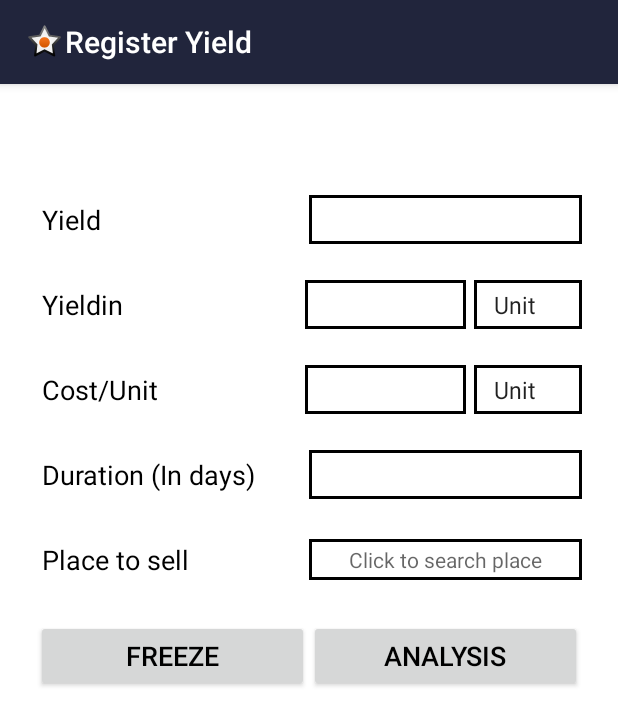
After one commit to shyam1234/AgWarriors, an Android app: the RegYieldActivity screen opened directly, with no data from a screen before it, on a phone screen of 412 x 824 dp. The commit adds this screen. Shown: the top 725 px of the screen. Run offline under Robolectric (Android 15) with nearby library versions, the phone set to English and light mode, and no system bars; 1 statement that could not run was skipped.

Commit message:
Added Autocomplete place map api

```diff
--- a/app/build.gradle
+++ b/app/build.gradle
@@ -26,4 +26,5 @@ dependencies {
     androidTestImplementation 'androidx.test:runner:1.1.0-alpha4'
     androidTestImplementation 'androidx.test.espresso:espresso-core:3.1.0-alpha4'
     implementation 'com.android.support:recyclerview-v7:28.0.0'
+    implementation 'com.google.android.libraries.places:places:1.0.0'
 }
--- a/app/src/main/java/com/aiml/agwarriors/IActivity.java
+++ b/app/src/main/java/com/aiml/agwarriors/IActivity.java
@@ -4,9 +4,14 @@ import android.os.Bundle;
 
 public interface IActivity {
     void onCreate(Bundle bundle);
+
     void init();
+
     void initView();
+
     void onStart();
+
     void onStop();
+
     void onDestroy();
 }
--- a/app/src/main/java/com/aiml/agwarriors/view/BaseActivity.java
+++ b/app/src/main/java/com/aiml/agwarriors/view/BaseActivity.java
@@ -6,11 +6,15 @@ import android.content.Intent;
 import androidx.appcompat.app.AppCompatActivity;
 
 public class BaseActivity extends AppCompatActivity {
-    public void navigateTo(Context pContext, Class pClass){
-        startActivity(new Intent(pContext,pClass));
+    public void navigateTo(Context pContext, Class pClass) {
+        startActivity(new Intent(pContext, pClass));
     }
 
-    public void finished() {
-        finish();
+    public void navigateTo(Context pContext, Class pClass, boolean isPreviousActivityExit) {
+        startActivity(new Intent(pContext, pClass));
+        if (isPreviousActivityExit) {
+            finish();
+        }
     }
+
 }
--- a/app/src/main/java/com/aiml/agwarriors/view/LoginActivity.java
+++ b/app/src/main/java/com/aiml/agwarriors/view/LoginActivity.java
@@ -33,11 +33,11 @@ public class LoginActivity extends BaseActivity implements IActivity, View.OnCli
 
     @Override
     public void initView() {
-        mEdititext_login_username = (EditText) findViewById(R.id.edititext_login_username);
-        mEdititext_login_password = (EditText) findViewById(R.id.edititext_login_password);
-        mButton_login_log_in = (Button) findViewById(R.id.button_login_log_in);
-        mTextview_login_forgot = (TextView) findViewById(R.id.textview_login_forgot);
-        mTextview_login_signup = (TextView) findViewById(R.id.textview_login_signup);
+        mEdititext_login_username = findViewById(R.id.edititext_login_username);
+        mEdititext_login_password = findViewById(R.id.edititext_login_password);
+        mButton_login_log_in = findViewById(R.id.button_login_log_in);
+        mTextview_login_forgot = findViewById(R.id.textview_login_forgot);
+        mTextview_login_signup = findViewById(R.id.textview_login_signup);
 
         mButton_login_log_in.setOnClickListener(this);
         mTextview_login_forgot.setOnClickListener(this);
@@ -64,8 +64,7 @@ public class LoginActivity extends BaseActivity implements IActivity, View.OnCli
         switch (view.getId()) {
             case R.id.button_login_log_in:
                 Toast.makeText(LoginActivity.this, "You have successfully login", Toast.LENGTH_LONG).show();
-                navigateTo(LoginActivity.this, MainActivity.class);
-                finished();
+                navigateTo(LoginActivity.this, MainActivity.class, true);
                 break;
             case R.id.textview_login_forgot:
                 break;
--- a/app/src/main/java/com/aiml/agwarriors/view/MainActivity.java
+++ b/app/src/main/java/com/aiml/agwarriors/view/MainActivity.java
@@ -17,6 +17,11 @@ import androidx.recyclerview.widget.RecyclerView;
 
 public class MainActivity extends BaseActivity implements IActivity {
 
+    private final int YIELD = 0;
+    private final int HISTORY = 1;
+    private final int GENERAL_INFO = 2;
+    private final int ANALYTICS = 3;
+
     private RecyclerView recyclerView;
     private RecyclerView.Adapter mAdapter;
     private RecyclerView.LayoutManager layoutManager;
@@ -26,7 +31,6 @@ public class MainActivity extends BaseActivity implements IActivity {
     public void onCreate(Bundle bundle) {
         super.onCreate(bundle);
         setContentView(R.layout.activity_main);
-        getSupportActionBar().setTitle("Dashboard");
         init();
         initView();
     }
@@ -47,11 +51,18 @@ public class MainActivity extends BaseActivity implements IActivity {
 
     @Override
     public void initView() {
+        initHeader();
         initRecyclerView();
     }
 
+    private void initHeader() {
+        getSupportActionBar().setTitle("Dashboard");
+        getSupportActionBar().setDisplayShowHomeEnabled(true);
+        getSupportActionBar().setIcon(android.R.drawable.star_on);
+    }
+
     private void initRecyclerView() {
-        recyclerView = (RecyclerView) findViewById(R.id.recyclerview_main_holder);
+        recyclerView = findViewById(R.id.recyclerview_main_holder);
         // use this setting to improve performance if you know that changes
         // in content do not change the layout size of the RecyclerView
         recyclerView.setHasFixedSize(true);
@@ -64,9 +75,20 @@ public class MainActivity extends BaseActivity implements IActivity {
                 recyclerView, new RecyclerTouchListener.ClickListener() {
             @Override
             public void onClick(View view, final int position) {
-                //Values are passing to activity & to fragment as well
-                Toast.makeText(MainActivity.this, "Single Click on position        :" + position,
-                        Toast.LENGTH_SHORT).show();
+                switch (position) {
+                    case YIELD:
+                        navigateTo(MainActivity.this, RegYieldActivity.class, false);
+                        break;
+                    case GENERAL_INFO:
+                        Toast.makeText(MainActivity.this, "Coming Soon", Toast.LENGTH_SHORT).show();
+                        break;
+                    case HISTORY:
+                        Toast.makeText(MainActivity.this, "Coming Soon", Toast.LENGTH_SHORT).show();
+                        break;
+                    case ANALYTICS:
+                        Toast.makeText(MainActivity.this, "Coming Soon", Toast.LENGTH_SHORT).show();
+                        break;
+                }
             }
 
             @Override
--- /dev/null
+++ b/app/src/main/java/com/aiml/agwarriors/view/RegYieldActivity.java
@@ -0,0 +1,101 @@
+package com.aiml.agwarriors.view;
+
+import android.content.Intent;
+import android.os.Bundle;
+import android.util.Log;
+import android.view.View;
+import android.widget.TextView;
+
+import com.aiml.agwarriors.IActivity;
+import com.aiml.agwarriors.R;
+import com.google.android.gms.common.api.Status;
+import com.google.android.libraries.places.api.Places;
+import com.google.android.libraries.places.api.model.Place;
+import com.google.android.libraries.places.widget.Autocomplete;
+import com.google.android.libraries.places.widget.AutocompleteActivity;
+import com.google.android.libraries.places.widget.model.AutocompleteActivityMode;
+
+import java.util.Arrays;
+import java.util.List;
+
+public class RegYieldActivity extends BaseActivity implements IActivity, View.OnClickListener {
+    private int AUTOCOMPLETE_REQUEST_CODE = 1;
+    private TextView mTextview_regyield_place_to_sell_value;
+    private List<Place.Field> fields = Arrays.asList(Place.Field.ID, Place.Field.NAME);
+
+    @Override
+    public void onCreate(Bundle bundle) {
+        super.onCreate(bundle);
+        setContentView(R.layout.activity_regyield);
+        init();
+        initView();
+    }
+
+    @Override
+    public void init() {
+        initHeader();
+        if (!Places.isInitialized()) {
+            Places.initialize(getApplicationContext(), "AIzaSyDgNfUmVAi0PTVWEpqIGrMBoP-RGFWNjcA");
+        }
+    }
+
+    private void initHeader() {
+        getSupportActionBar().setTitle("Register Yield");
+        getSupportActionBar().setDisplayShowHomeEnabled(true);
+        getSupportActionBar().setIcon(android.R.drawable.star_on);
+    }
+
+    @Override
+    public void initView() {
+        mTextview_regyield_place_to_sell_value = findViewById(R.id.textview_regyield_place_to_sell_value);
+        mTextview_regyield_place_to_sell_value.setOnClickListener(this);
+    }
+
+    @Override
+    public void onStart() {
+        super.onStart();
+    }
+
+    @Override
+    public void onStop() {
+        super.onStop();
+    }
+
+    @Override
+    public void onDestroy() {
+        super.onDestroy();
+    }
+
+
+    @Override
+    public void onClick(View view) {
+        switch (view.getId()) {
+            case R.id.textview_regyield_place_to_sell_value:
+                Intent intent = new Autocomplete.IntentBuilder(
+                        AutocompleteActivityMode.FULLSCREEN, fields)
+                        .build(this);
+
+                startActivityForResult(intent, AUTOCOMPLETE_REQUEST_CODE);
+                break;
+        }
+    }
+
+    //Rate limit is 100 requests per second (QPS).
+    @Override
+    protected void onActivityResult(int requestCode, int resultCode, Intent data) {
+        if (requestCode == AUTOCOMPLETE_REQUEST_CODE) {
+            if (resultCode == RESULT_OK) {
+                Place place = Autocomplete.getPlaceFromIntent(data);
+                Log.i("map", "Place: " + place.getName() + ", " + place.getId());
+                mTextview_regyield_place_to_sell_value.setText(place.getName());
+            } else if (resultCode == AutocompleteActivity.RESULT_ERROR) {
+                // TODO: Handle the error.
+                Status status = Autocomplete.getStatusFromIntent(data);
+                Log.i("map", status.getStatusMessage());
+            } else if (resultCode == RESULT_CANCELED) {
+                // The user canceled the operation.
+            }
+        }
+    }
+
+}
--- a/app/src/main/java/com/aiml/agwarriors/view/SignupActivity.java
+++ b/app/src/main/java/com/aiml/agwarriors/view/SignupActivity.java
@@ -16,6 +16,8 @@ public class SignupActivity extends BaseActivity implements IActivity, View.OnCl
     public void onCreate(Bundle bundle) {
         super.onCreate(bundle);
         setContentView(R.layout.activity_signup);
+        init();
+        initView();
     }
 
     @Override
@@ -25,7 +27,7 @@ public class SignupActivity extends BaseActivity implements IActivity, View.OnCl
 
     @Override
     public void initView() {
-        mButton_signup_sign_up = (Button) findViewById(R.id.button_signup_sign_up);
+        mButton_signup_sign_up = findViewById(R.id.button_signup_sign_up);
         mButton_signup_sign_up.setOnClickListener(this);
     }
 
--- a/app/src/main/java/com/aiml/agwarriors/view/SplashActivity.java
+++ b/app/src/main/java/com/aiml/agwarriors/view/SplashActivity.java
@@ -27,7 +27,7 @@ public class SplashActivity extends BaseActivity implements IActivity {
         mRunnable = new Runnable() {
             @Override
             public void run() {
-                navigateTo(SplashActivity.this, LoginActivity.class);
+                navigateTo(SplashActivity.this, LoginActivity.class, true);
             }
         };
         mHandler.postDelayed(mRunnable, DELAY_IN_MISEC);
@@ -48,7 +48,6 @@ public class SplashActivity extends BaseActivity implements IActivity {
     public void onStop() {
         super.onStop();
         mHandler.removeCallbacks(mRunnable);
-        finished();
     }
 
     @Override
--- a/app/src/main/res/drawable/border_rect.xml
+++ b/app/src/main/res/drawable/border_rect.xml
@@ -1,11 +1,8 @@
 <?xml version="1.0" encoding="utf-8"?>
 <selector xmlns:android="http://schemas.android.com/apk/res/android">
-    <!-- Background Color -->
-    <solid android:color="#ffffff" />
-
-    <!-- Border Color -->
-    <stroke android:width="1dp" android:color="#ff9900" />
-
-    <!-- Round Corners -->
-    <corners android:radius="5dp" />
+    <item>
+        <shape android:shape="rectangle">
+            <stroke android:width="2dp" android:color="#000000" />
+        </shape>
+    </item>
 </selector>
--- /dev/null
+++ b/app/src/main/res/layout/activity_regyield.xml
@@ -0,0 +1,231 @@
+<?xml version="1.0" encoding="utf-8"?>
+<ScrollView xmlns:android="http://schemas.android.com/apk/res/android"
+    android:layout_width="match_parent"
+    android:layout_height="match_parent"
+    android:background="@color/colorWhite">
+
+    <LinearLayout
+        android:layout_width="match_parent"
+        android:layout_height="match_parent"
+        android:layout_marginTop="50dp"
+        android:orientation="vertical"
+        android:padding="@dimen/commom_padding">
+
+        <LinearLayout
+            android:layout_width="match_parent"
+            android:layout_height="wrap_content"
+            android:layout_margin="@dimen/commom_padding"
+            android:orientation="horizontal"
+            android:weightSum="1">
+
+            <TextView
+                android:id="@+id/textview_regyield_crop"
+                android:layout_width="0dp"
+                android:layout_height="wrap_content"
+                android:layout_gravity="center"
+                android:layout_weight="0.5"
+                android:padding="4dp"
+                android:text="Yield"
+                android:textColor="@color/colorBlack"
+                android:textSize="@dimen/button_size_medium" />
+
+            <EditText
+                android:id="@+id/edittext_regyield_crop"
+                android:layout_width="0dp"
+                android:layout_height="wrap_content"
+                android:layout_gravity="center"
+                android:layout_weight="0.5"
+                android:background="@drawable/border_rect"
+                android:padding="4dp"
+                android:singleLine="true"
+                android:textColor="@color/colorBlack" />
+        </LinearLayout>
+
+        <LinearLayout
+            android:layout_width="match_parent"
+            android:layout_height="wrap_content"
+            android:layout_margin="@dimen/commom_padding"
+            android:orientation="horizontal"
+            android:weightSum="1">
+
+            <TextView
+                android:id="@+id/textview_regyield_yieldin"
+                android:layout_width="0dp"
+                android:layout_height="wrap_content"
+                android:layout_gravity="center"
+                android:layout_weight="0.5"
+                android:padding="4dp"
+                android:text="Yieldin"
+                android:textColor="@color/colorBlack"
+                android:textSize="@dimen/button_size_medium" />
+
+            <EditText
+                android:id="@+id/edittext_regyield_yieldin"
+                android:layout_width="0dp"
+                android:layout_height="wrap_content"
+                android:layout_gravity="center"
+                android:layout_weight="0.3"
+                android:background="@drawable/border_rect"
+                android:padding="4dp"
+                android:singleLine="true"
+                android:textColor="@color/colorBlack" />
+
+            <Spinner
+                android:id="@+id/spinner_regyield_unit"
+                android:layout_width="0dp"
+                android:layout_height="wrap_content"
+                android:layout_marginLeft="5dp"
+                android:layout_weight="0.2"
+                android:background="@drawable/border_rect"
+                android:entries="@array/unit"
+                android:padding="5dp"></Spinner>
+        </LinearLayout>
+
+        <LinearLayout
+            android:layout_width="match_parent"
+            android:layout_height="wrap_content"
+            android:layout_margin="@dimen/commom_padding"
+            android:orientation="horizontal"
+            android:weightSum="1">
+
+            <TextView
+                android:id="@+id/textview_regyield_cost"
+                android:layout_width="0dp"
+                android:layout_height="wrap_content"
+                android:layout_gravity="center"
+                android:layout_weight="0.5"
+                android:padding="4dp"
+                android:text="Cost/Unit"
+                android:textColor="@color/colorBlack"
+                android:textSize="@dimen/button_size_medium" />
+
+            <EditText
+                android:id="@+id/edittext_regyield_cost"
+                android:layout_width="0dp"
+                android:layout_height="wrap_content"
+                android:layout_gravity="center"
+                android:layout_weight="0.3"
+                android:background="@drawable/border_rect"
+                android:padding="4dp"
+                android:singleLine="true"
+                android:textColor="@color/colorBlack" />
+
+            <Spinner
+                android:id="@+id/spinner_regyield_cost"
+                android:layout_width="0dp"
+                android:layout_height="wrap_content"
+                android:layout_marginLeft="5dp"
+                android:layout_weight="0.2"
+                android:background="@drawable/border_rect"
+                android:entries="@array/unit"
+                android:padding="5dp"></Spinner>
+        </LinearLayout>
+
+        <LinearLayout
+            android:layout_width="match_parent"
+            android:layout_height="wrap_content"
+            android:layout_margin="@dimen/commom_padding"
+            android:orientation="horizontal"
+            android:weightSum="1">
+
+            <TextView
+                android:id="@+id/textview_regyield_duration"
+                android:layout_width="0dp"
+                android:layout_height="wrap_content"
+                android:layout_gravity="center"
+                android:layout_weight="0.5"
+                android:padding="4dp"
+                android:text="Duration (In days)"
+                android:textColor="@color/colorBlack"
+                android:textSize="@dimen/button_size_medium" />
+
+            <EditText
+                android:id="@+id/edittext_regyield_duration"
+                android:layout_width="0dp"
+                android:layout_height="wrap_content"
+                android:layout_gravity="center"
+                android:layout_weight="0.5"
+                android:background="@drawable/border_rect"
+                android:inputType="number"
+                android:padding="4dp"
+                android:singleLine="true"
+                android:textColor="@color/colorBlack" />
+
+        </LinearLayout>
+
+        <LinearLayout
+            android:layout_width="match_parent"
+            android:layout_height="wrap_content"
+            android:layout_margin="@dimen/commom_padding"
+            android:orientation="horizontal"
+            android:weightSum="1">
+
+            <TextView
+                android:id="@+id/textview_regyield_place_to_sell"
+                android:layout_width="0dp"
+                android:layout_height="wrap_content"
+                android:layout_gravity="center"
+                android:layout_weight="0.5"
+                android:padding="4dp"
+                android:text="Place to sell"
+                android:textColor="@color/colorBlack"
+                android:textSize="@dimen/button_size_medium" />
+
+            <!-- <fragment
+                 android:id="@+id/autocomplete_fragment_regyield_place_to_sell_value"
+                 android:name="com.google.android.libraries.places.widget.AutocompleteSupportFragment"
+                 android:layout_width="0dp"
+                 android:layout_height="wrap_content"
+                 android:layout_weight="0.5"
+                 android:padding="4dp" />-->
+
+            <TextView
+                android:id="@+id/textview_regyield_place_to_sell_value"
+                android:layout_width="0dp"
+                android:layout_height="wrap_content"
+                android:layout_gravity="center"
+                android:layout_weight="0.5"
+                android:background="@drawable/border_rect"
+                android:gravity="center"
+                android:hint="Click to search place"
+                android:padding="4dp"
+                android:singleLine="true"
+                android:textColor="@color/colorBlack" />
+
+
+        </LinearLayout>
+
+        <LinearLayout
+            android:layout_width="match_parent"
+            android:layout_height="wrap_content"
+            android:layout_margin="@dimen/commom_padding"
+
+            android:orientation="horizontal"
+            android:weightSum="1">
+
+            <Button
+                android:id="@+id/button_regyield_freeze"
+                android:layout_width="0dp"
+                android:layout_height="wrap_content"
+                android:layout_gravity="center"
+                android:layout_weight="0.5"
+                android:padding="4dp"
+                android:text="Freeze"
+                android:textColor="@color/colorBlack"
+                android:textSize="@dimen/button_size_medium" />
+
+            <Button
+                android:id="@+id/button_regyield_Analysis"
+                android:layout_width="0dp"
+                android:layout_height="wrap_content"
+                android:layout_gravity="center"
+                android:layout_weight="0.5"
+                android:padding="4dp"
+                android:text="Analysis"
+                android:textColor="@color/colorBlack"
+                android:textSize="@dimen/button_size_medium" />
+
+        </LinearLayout>
+
+    </LinearLayout>
+</ScrollView>
--- a/app/src/main/res/layout/row_main_list.xml
+++ b/app/src/main/res/layout/row_main_list.xml
@@ -13,6 +13,6 @@
         android:gravity="center"
         android:text="Test"
         android:textColor="@color/colorWhite"
-        android:textSize="@dimen/button_size_high"
+        android:textSize="@dimen/button_size_medium"
         android:textStyle="bold" />
 </LinearLayout>
--- a/app/src/main/res/values/colors.xml
+++ b/app/src/main/res/values/colors.xml
@@ -1,11 +1,11 @@
 <?xml version="1.0" encoding="utf-8"?>
 <resources>
-    <color name="colorPrimary">#008577</color>
-    <color name="colorPrimaryDark">#00574B</color>
+    <color name="colorPrimary">#21253C</color>
+    <color name="colorPrimaryDark">#21253C</color>
     <color name="colorAccent">#D81B60</color>
     <color name="colorBlack">#000000</color>
     <color name="colorRed">#FFC20808</color>
     <color name="colorWhite">#ffffff</color>
     <color name="colorGray">#99676969</color>
-    <color name="colorBlue">#1A2A8D</color>
+    <color name="colorBlue">#0F1646</color>
 </resources>
--- a/app/src/main/res/values/dimens.xml
+++ b/app/src/main/res/values/dimens.xml
@@ -1,8 +1,8 @@
 <?xml version="1.0" encoding="utf-8"?>
 <resources>
     <dimen name="commom_padding">12dp</dimen>
-    <dimen name="button_size_medium">22sp</dimen>
-    <dimen name="button_size_small">18sp</dimen>
+    <dimen name="button_size_medium">18sp</dimen>
+    <dimen name="button_size_small">16sp</dimen>
     <dimen name="button_size_high">28sp</dimen>
     <dimen name="header_height">80dp</dimen>
 </resources>
--- /dev/null
+++ b/app/src/main/res/values/integer.xml
@@ -0,0 +1,2 @@
+<?xml version="1.0" encoding="utf-8"?>
+<resources></resources>
--- a/app/src/main/res/values/strings.xml
+++ b/app/src/main/res/values/strings.xml
@@ -1,3 +1,9 @@
 <resources>
     <string name="app_name">AgWarrior</string>
+
+    <string-array name="unit">
+        <item>Unit</item>
+        <item>Kg</item>
+        <item>Grams</item>
+    </string-array>
 </resources>
```
Also changed, not shown: app/src/main/AndroidManifest.xml (+18 -0 lines).
